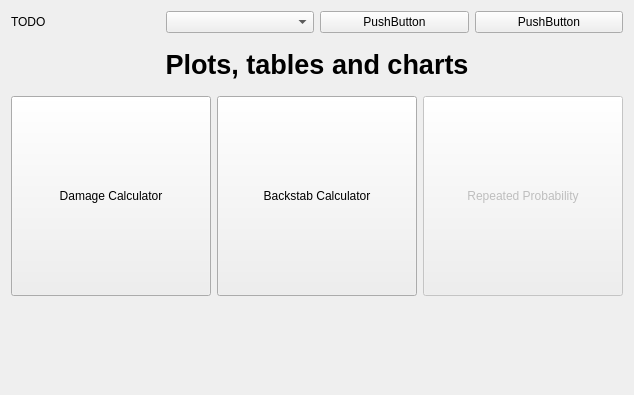
Qt form src/welcomepage.ui (moebiusproject/moebiustoolkit) before a commit.
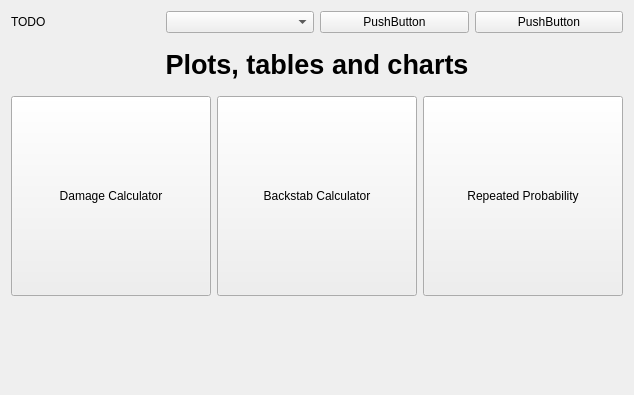
The same form after that commit.

Diff of the .ui file:
```diff
--- a/src/welcomepage.ui
+++ b/src/welcomepage.ui
@@ -121,9 +121,6 @@
      </item>
      <item>
       <widget class="QPushButton" name="repeatedProbability">
-       <property name="enabled">
-        <bool>false</bool>
-       </property>
        <property name="minimumSize">
         <size>
          <width>200</width>
```
